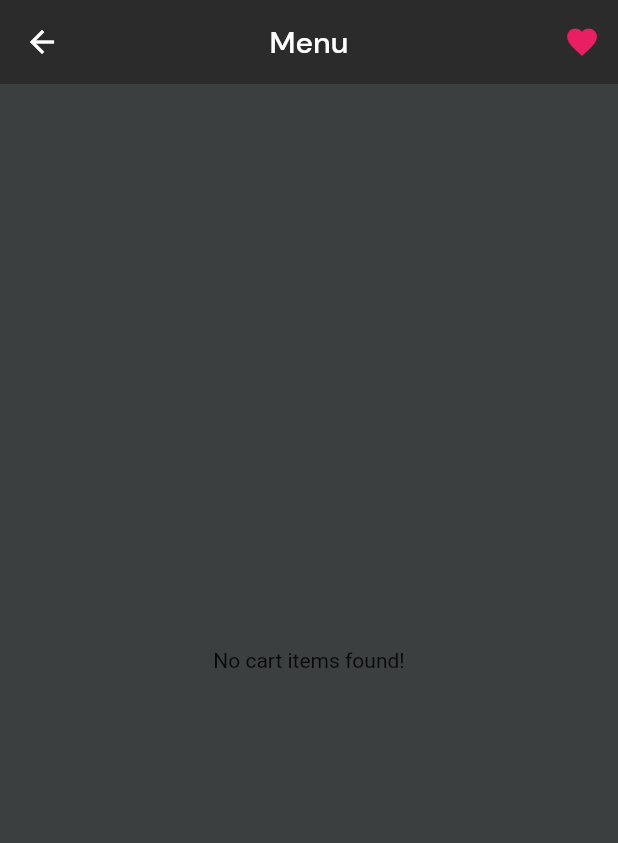
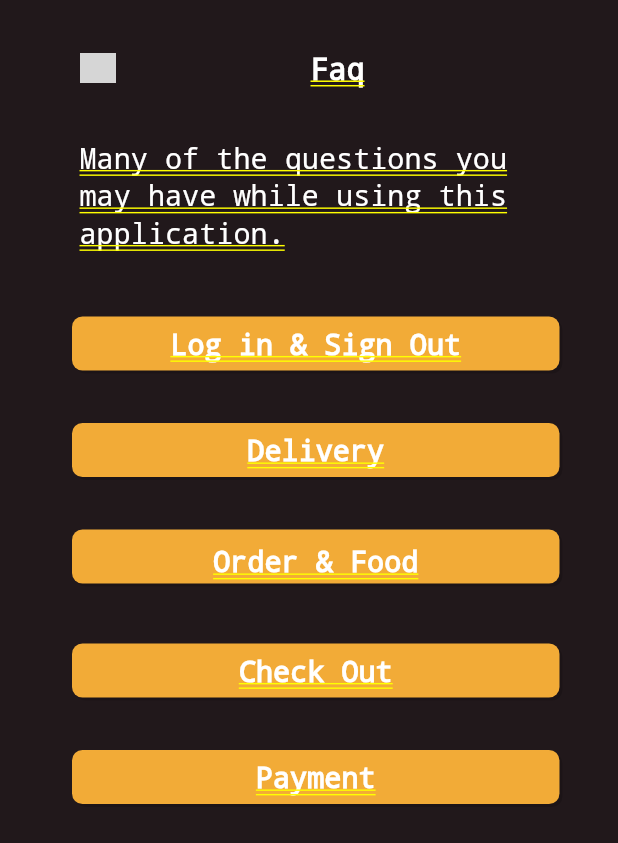
Before and after one commit to UTM-AD-Group-Bolt/Pak-Atong-Kafe-App, a Flutter app: the screen it shows once a user with an empty profile is signed in, after a tap on the "shopping cart" icon, on a phone screen of 412 x 824 dp. Shown: the top 843 px of the screen. Run offline on Flutter 3.47's test engine with Material 2 defaults, Android fonts, the phone set to English and light mode, and no system bars; our stand-ins replace cloud_firestore, firebase_auth, firebase_core, get; accounts and stored records are empty; network calls fail; grey boxes are pictures that could not be loaded.

Commit message:
update cart

```diff
--- a/lib/main.dart
+++ b/lib/main.dart
@@ -13,7 +13,7 @@
 import 'package:myapp/models/user.dart';
 import 'package:myapp/pages/cartPage.dart';
 // import 'ReviewPage.dart';
-// import 'FaqPage.dart';
+ import 'package:myapp/pages/faqPage.dart';
 // import 'CustomerSupportPage.dart';
 // import 'OrderHistoryPage.dart';
 // import 'CheckoutPage.dart';
@@ -47,7 +47,7 @@
           '/cart':  (context) => cartPage(),
 
           // '/review':  (context) => ReviewPage(),
-          // '/faq':  (context) => FaqPage(),
+          '/faq':  (context) => faqPage(),
           // '/customersupport':  (context) => CustomerSupportPage(),
           // '/orderhistory':  (context) => OrderHistoryPage(),
           // '/checkout':  (context) => CheckoutPage(),
--- /dev/null
+++ b/lib/models/carttest.dart
@@ -0,0 +1,46 @@
+import 'package:cloud_firestore/cloud_firestore.dart';
+
+class DatabaseManager {
+  final CollectionReference foodsList =
+  FirebaseFirestore.instance.collection('foods');
+
+  Future<void> createUserData(
+      String title, String image, String description, double price, int quantity, String uid ) async {
+    return await foodsList
+        .doc(uid)
+        .set({
+      'title': title,
+      'image': image,
+      'description': description,
+      'price': price,
+      'quantity': quantity
+
+        });
+  }
+
+  Future updateUserList(String title, String image, String description, double price, int quantity, String uid) async {
+    return await foodsList.doc(uid).update({
+      'title': title,
+      'image': image,
+      'description': description,
+      'price': price,
+      'quantity': quantity
+    });
+  }
+
+  Future getUsersList() async {
+    List itemsList = [];
+
+    try {
+      await foodsList.get().then((querySnapshot) {
+        querySnapshot.docs.forEach((element) {
+          itemsList.add(element.data);
+        });
+      });
+      return itemsList;
+    } catch (e) {
+      print(e.toString());
+      return null;
+    }
+  }
+}
--- a/lib/pages/HomePage.dart
+++ b/lib/pages/HomePage.dart
@@ -222,7 +222,7 @@
                         backgroundColor: Colors.transparent,
                       ),
                       onPressed: () async {
-                        Navigator.pushNamed(context, '/cart');
+                        Navigator.pushNamed(context, '/faq');
                       },
                       child: Icon(
                         Icons.shopping_cart,
--- a/lib/pages/MenuDetailsPage.dart
+++ b/lib/pages/MenuDetailsPage.dart
@@ -40,9 +40,11 @@
         ),
         centerTitle: true,
         backgroundColor: Color(0xff2b2b2b),
-        leading: Icon(
-          Icons.arrow_back,
-          size: 30,
+        leading: IconButton(
+          onPressed: () {
+            Navigator.pop(context,true);
+          },
+          icon: Icon(Icons.arrow_back),
           color: Colors.amber,
         ),
         actions: [
--- a/lib/pages/cartPage.dart
+++ b/lib/pages/cartPage.dart
@@ -93,7 +93,13 @@
                             children: [
                               Container(
                                 color: Colors.grey[200],
-                                child: Icon(Icons.remove),
+                                child: IconButton(
+                                    icon: Icon(Icons.remove),
+                                        onPressed: () {
+                                      int.parse(cartController.cartItems[index]["quantity"]) - 1;
+
+          }
+                                ),
                               ),
                               Container(
                                 padding: EdgeInsets.all(8.0),
@@ -335,8 +341,16 @@
       backgroundColor: Color(0xff2b2b2b),
       elevation: 0,
       centerTitle: true,
+      leading: IconButton(
+        onPressed: () {
+          Navigator.pop(context,true);
+        },
+        icon: Icon(Icons.arrow_back),
+        color: Colors.amber,
+      ),
+
       title: Text(
-        'Menu',
+        'Cart',
         style: TextStyle(
           fontFamily: "DMSans",
         ),
--- /dev/null
+++ b/lib/pages/cartPagetest.dart
@@ -0,0 +1,28 @@
+import 'package:firebase_auth/firebase_auth.dart';
+import 'package:flutter/material.dart';
+import 'package:myapp/models/carttest.dart;
+
+class cartPageTest extends StatefulWidget {
+
+  @override
+  State<cartPageTest> createState() => _cartPageTestState();
+}
+
+class _cartPageTestState extends State<cartPageTest> {
+
+  TextEditingController _titleController = TextEditingController();
+  TextEditingController _imageController = TextEditingController();
+  TextEditingController _descriptionController = TextEditingController();
+  TextEditingController _priceController = TextEditingController();
+  TextEditingController _quantityController = TextEditingController();
+
+  List FoodProfilesList = [];
+
+  String foodID = "";
+
+
+  @override
+  void initState() {
+    super.initState();
+    fetchDatabaseList();
+}
--- /dev/null
+++ b/lib/pages/faqPage.dart
@@ -0,0 +1,252 @@
+import 'package:flutter/material.dart';
+
+class faqPage extends StatelessWidget {
+  const faqPage({Key? key}) : super(key: key);
+
+  @override
+  Widget build(BuildContext context) {
+    return Container(
+// faqpHp (229:286)
+      padding:  EdgeInsets.fromLTRB(13, 26.14, 13, 129),
+      width:  double.infinity,
+      decoration:  BoxDecoration (
+        color:  Color(0xff21181b),
+      ),
+      child:
+      Column(
+        crossAxisAlignment:  CrossAxisAlignment.center,
+        children:  [
+          Container(
+// group3oQe (229:287)
+            margin:  EdgeInsets.fromLTRB(0, 0, 0, 28.5),
+            padding:  EdgeInsets.fromLTRB(20, 0, 20, 0),
+            width:  double.infinity,
+            height:  37.86,
+            child:
+            Container(
+// autogroupjazysQW (NvmBtir9WJHZS1uHAPjaZY)
+              width:  169,
+              height:  27,
+              child:
+              Row(
+                crossAxisAlignment:  CrossAxisAlignment.start,
+                children:  [
+                  Container(
+// vectorZo8 (229:289)
+                    margin:  EdgeInsets.fromLTRB(0, 0.86, 110, 0),
+                    child:
+                    TextButton(
+                      onPressed:  () {},
+                      style:  TextButton.styleFrom (
+                        padding:  EdgeInsets.zero,
+                      ),
+                      child:
+                      Container(
+                        width:  24,
+                        height:  19.77,
+                        child:
+                        Image.network(
+                          'https://www.firstbenefits.org/wp-content/uploads/2017/10/placeholder-1024x1024.png',
+                          width:  24,
+                          height:  19.77,
+                        ),
+                      ),
+                    ),
+                  ),
+                  Center(
+// faqCr6 (229:290)
+                    child:
+                    Text(
+                      'Faq',
+                      textAlign:  TextAlign.center,
+                      style:  TextStyle (
+                        fontSize:  20,
+                        fontWeight:  FontWeight.w700,
+                        height:  1.3025,
+                        color:  Color(0xffffffff),
+                      ),
+                    ),
+                  ),
+                ],
+              ),
+            ),
+          ),
+          Container(
+// manyofthequestionsyoumayhavewh (229:320)
+            margin:  EdgeInsets.fromLTRB(0, 0, 20, 43.5),
+            constraints:  BoxConstraints (
+              maxWidth:  286,
+            ),
+            child:
+            Text(
+              'Many of the questions you may have while using this application.',
+              style:  TextStyle (
+                fontSize:  19,
+                fontWeight:  FontWeight.w400,
+                height:  1.3025,
+                color:  Color(0xffffffff),
+              ),
+            ),
+          ),
+          Container(
+// autogroupumyuGjU (NvmBFQazNifjd4R7adUmyU)
+            margin:  EdgeInsets.fromLTRB(35, 0, 26, 35),
+            padding:  EdgeInsets.fromLTRB(13, 5.5, 13, 5.5),
+            width:  double.infinity,
+            decoration:  BoxDecoration (
+              color:  Color(0xfff2ab37),
+              borderRadius:  BorderRadius.circular(7),
+              boxShadow:  [
+                BoxShadow(
+                  color:  Color(0x26000000),
+                  offset:  Offset(2, 2),
+                  blurRadius:  0,
+                ),
+              ],
+            ),
+            child:
+            Center(
+              child:
+              Text(
+                'Log in & Sign Out',
+                textAlign:  TextAlign.center,
+                style:  TextStyle (
+
+                  fontSize:  19,
+                  fontWeight:  FontWeight.w700,
+                  height:  1.3025,
+                  color:  Color(0xffffffff),
+                ),
+              ),
+            ),
+          ),
+          Container(
+// autogroupk6vxdyL (NvmBNzChCUercdSJb9K6Vx)
+            margin:  EdgeInsets.fromLTRB(35, 0, 26, 35),
+            padding:  EdgeInsets.fromLTRB(13.5, 5.5, 13.5, 5.5),
+            width:  double.infinity,
+            decoration:  BoxDecoration (
+              color:  Color(0xfff2ab37),
+              borderRadius:  BorderRadius.circular(7),
+              boxShadow:  [
+                BoxShadow(
+                  color:  Color(0x26000000),
+                  offset:  Offset(2, 2),
+                  blurRadius:  0,
+                ),
+              ],
+            ),
+            child:
+            Center(
+              child:
+              Text(
+                'Delivery',
+                textAlign:  TextAlign.center,
+                style:  TextStyle (
+                  fontSize:  19,
+                  fontWeight:  FontWeight.w700,
+                  height:  1.3025,
+                  color:  Color(0xffffffff),
+                ),
+              ),
+            ),
+          ),
+          Container(
+// autogroupkpwkpnv (NvmBVQBg3p2RJRDvg3Kpwk)
+            margin:  EdgeInsets.fromLTRB(35, 0, 26, 40),
+            padding:  EdgeInsets.fromLTRB(14.5, 8.5, 14.5, 2.5),
+            width:  double.infinity,
+            decoration:  BoxDecoration (
+              color:  Color(0xfff2ab37),
+              borderRadius:  BorderRadius.circular(7),
+              boxShadow:  [
+                BoxShadow(
+                  color:  Color(0x26000000),
+                  offset:  Offset(2, 2),
+                  blurRadius:  0,
+                ),
+              ],
+            ),
+            child:
+            Center(
+              child:
+              Text(
+                'Order & Food',
+                textAlign:  TextAlign.center,
+                style:  TextStyle (
+                  fontSize:  19,
+                  fontWeight:  FontWeight.w700,
+                  height:  1.3025,
+                  color:  Color(0xffffffff),
+                ),
+              ),
+            ),
+          ),
+          Container(
+// autogroup1kqq1sQ (NvmBc4fEkXF2mSr2Xa1kqQ)
+            margin:  EdgeInsets.fromLTRB(35, 0, 26, 35),
+            padding:  EdgeInsets.fromLTRB(15, 2.5, 15, 2.5),
+            width:  double.infinity,
+            height:  36,
+            decoration:  BoxDecoration (
+              color:  Color(0xfff2ab37),
+              borderRadius:  BorderRadius.circular(7),
+              boxShadow:  [
+                BoxShadow(
+                  color:  Color(0x26000000),
+                  offset:  Offset(2, 2),
+                  blurRadius:  0,
+                ),
+              ],
+            ),
+            child:
+            Center(
+              child:
+              Text(
+                'Check Out',
+                textAlign:  TextAlign.center,
+                style:  TextStyle (
+                  fontSize:  19,
+                  fontWeight:  FontWeight.w700,
+                  height:  1.3025,
+                  color:  Color(0xffffffff),
+                ),
+              ),
+            ),
+          ),
+          Container(
+// autogroupg6puNrN (NvmBhyf3u6vVtkxh5Cg6PU)
+            margin:  EdgeInsets.fromLTRB(35, 0, 26, 0),
+            padding:  EdgeInsets.fromLTRB(15, 5.5, 15, 5.5),
+            width:  double.infinity,
+            decoration:  BoxDecoration (
+              color:  Color(0xfff2ab37),
+              borderRadius:  BorderRadius.circular(7),
+              boxShadow:  [
+                BoxShadow(
+                  color:  Color(0x26000000),
+                  offset:  Offset(2, 2),
+                  blurRadius:  0,
+                ),
+              ],
+            ),
+            child:
+            Center(
+              child:
+              Text(
+                'Payment',
+                textAlign:  TextAlign.center,
+                style:  TextStyle (
+                  fontSize:  19,
+                  fontWeight:  FontWeight.w700,
+                  height:  1.3025,
+                  color:  Color(0xffffffff),
+                ),
+              ),
+            ),
+          ),
+        ],
+      ),
+    );
+  }
+}
--- a/lib/pages/favoritePage.dart
+++ b/lib/pages/favoritePage.dart
@@ -29,9 +29,11 @@
       backgroundColor: Color(0xff2b2b2b),
       appBar: AppBar(
         elevation: 0.0,
-        leading: Icon(
-          Icons.arrow_back,
-          size: 30,
+        leading: IconButton(
+          onPressed: () {
+            Navigator.pop(context,true);
+          },
+          icon: Icon(Icons.arrow_back),
           color: Colors.amber,
         ),
         title: Text('Favorites'),
```
